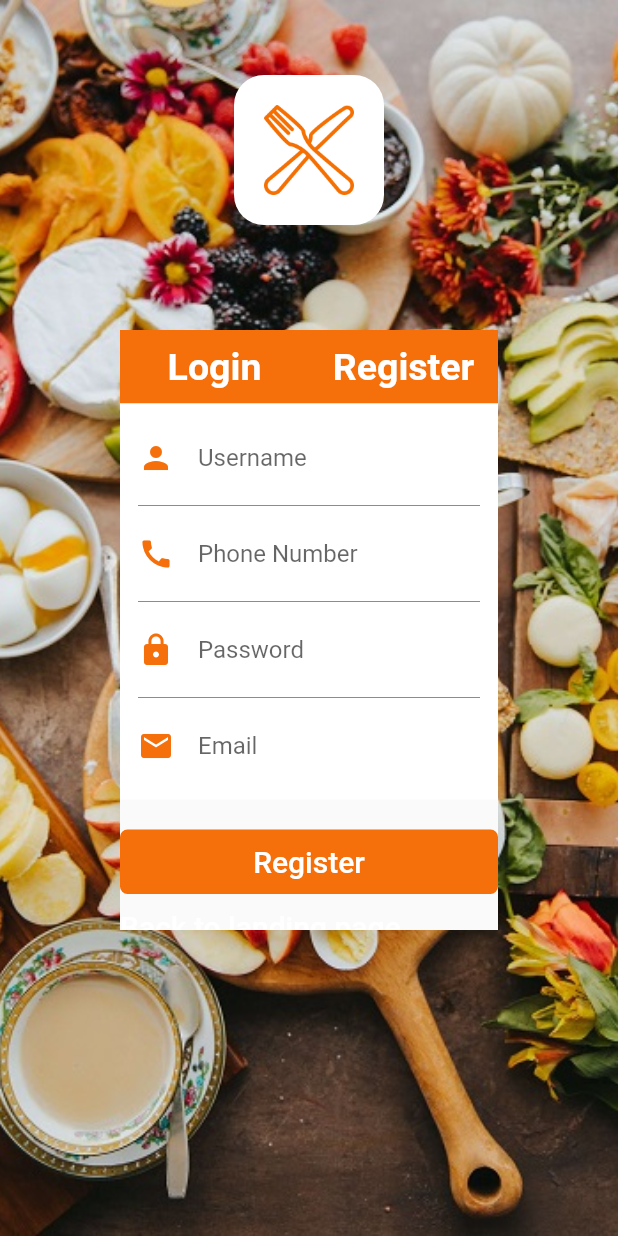
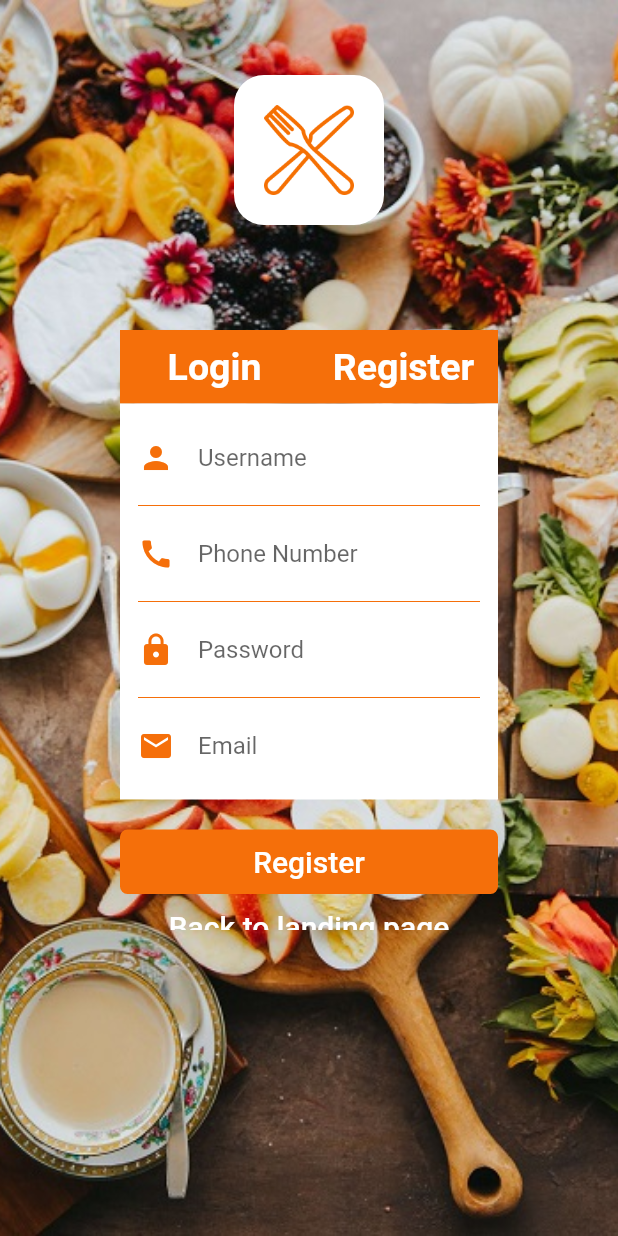
Before and after one commit to musabagab/Delicious-Food-ordering-app, a Flutter app: the screen it shows after launch, on a phone screen of 412 x 824 dp. Run offline on Flutter 3.47's test engine with Material 2 defaults, Android fonts, the phone set to English and light mode, and no system bars; our stand-ins replace cloud_firestore, firebase_auth, flutter_custom_clippers, get_it, rflutter_alert; accounts and stored records are empty.

Commit message:
form now works perfectly now overflow

```diff
--- a/lib/ui/widgets/authentication_form.dart
+++ b/lib/ui/widgets/authentication_form.dart
@@ -20,11 +20,15 @@ class _AuthenticationFormState extends State<AuthenticationForm> {
               width: 300,
               height: 400,
               child: Scaffold(
+                backgroundColor: Colors.transparent,
                 body: SingleChildScrollView(
-                  child: ListView(
-                    shrinkWrap: true,
+                  child: Container(
+                    color: Colors.transparent,
+                    child: Column(
                       children: <Widget>[
                         Row(
+                          mainAxisAlignment: MainAxisAlignment.spaceEvenly,
+                          crossAxisAlignment: CrossAxisAlignment.start,
                           children: <Widget>[
                             Expanded(
                               child: Container(
@@ -97,6 +101,7 @@ class _AuthenticationFormState extends State<AuthenticationForm> {
                     ),
                   ),
                 ),
+              ),
             ));
   }
 }
--- a/lib/ui/widgets/forms/login_form.dart
+++ b/lib/ui/widgets/forms/login_form.dart
@@ -27,6 +27,7 @@ class _LoginFormState extends State<LoginForm> {
                 children: <Widget>[
                   Container(
                     padding: EdgeInsets.all(12),
+                    color: Colors.white,
                     child: Wrap(
                       children: <Widget>[
                         AppTextForm(
```
Lines whose indentation alone changed are shown as unchanged.
